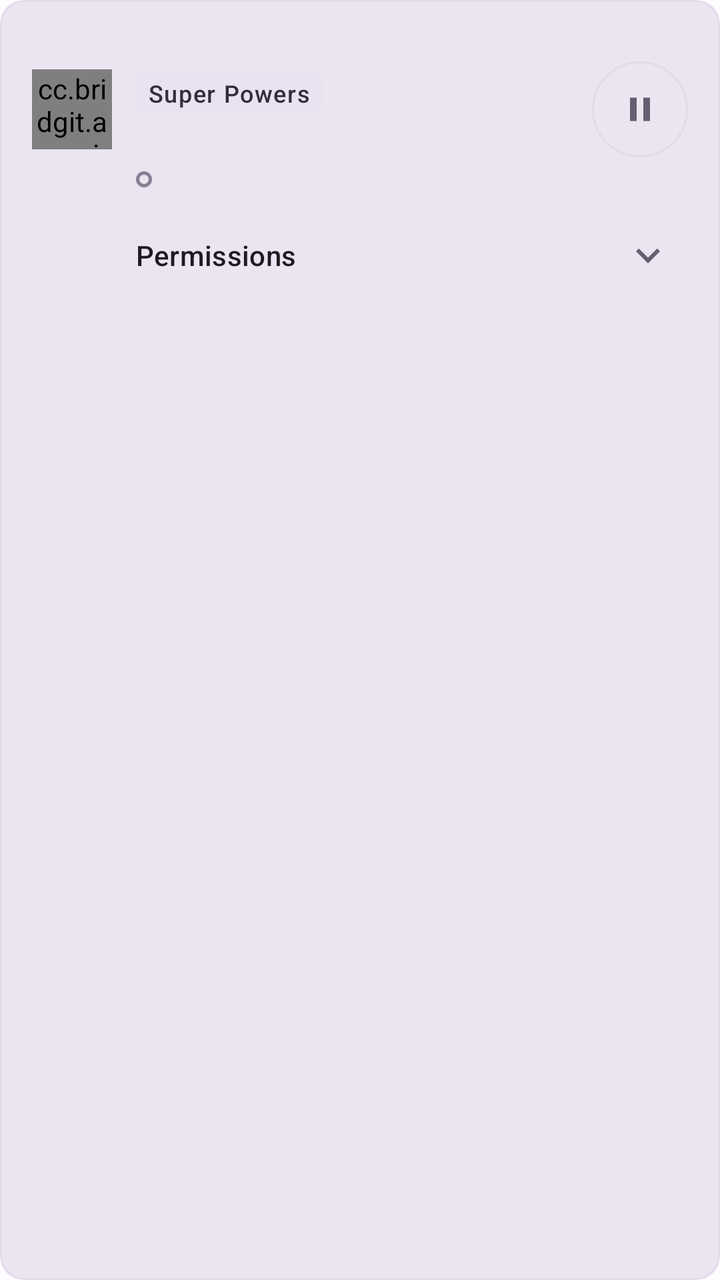
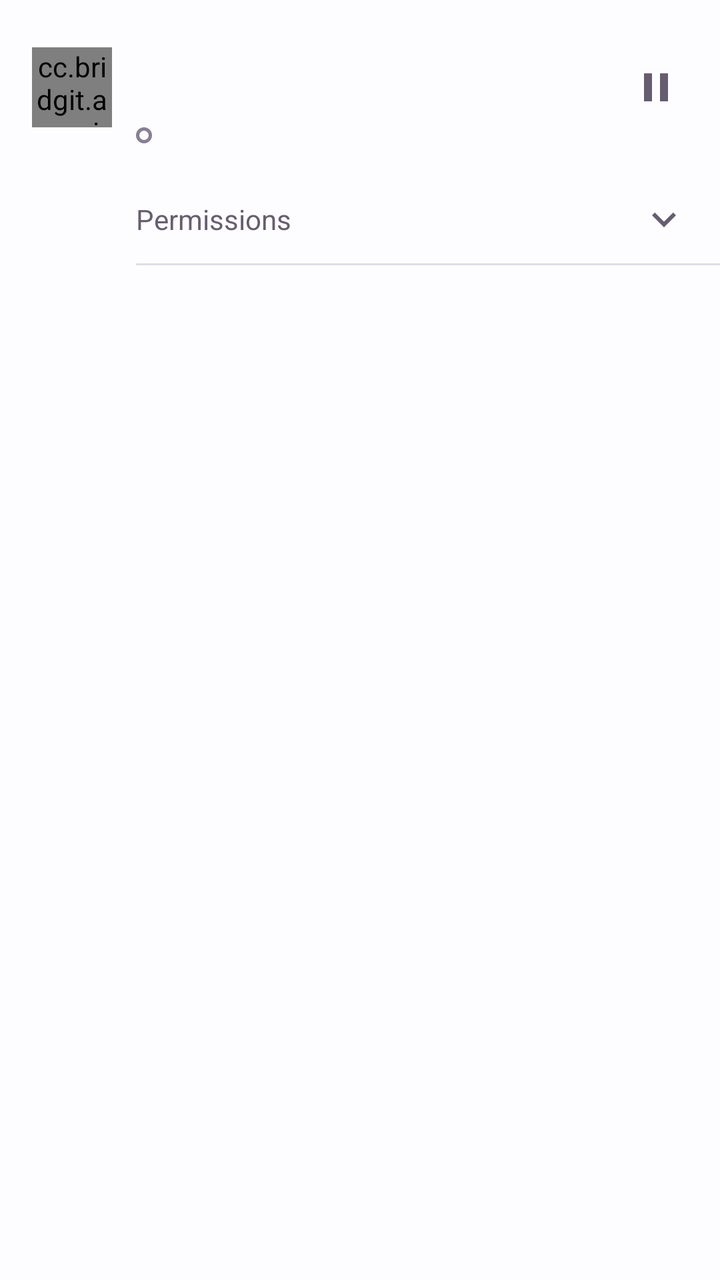

Screens rendered from an Android XML layout before and after an edit, with the pre-edit source and the edit as a unified diff.
<!-- AndroidManifest.xml: application theme Theme.Bridgit -->
<!-- res/layout/agents_row.xml -->
<?xml version="1.0" encoding="utf-8"?>
<com.google.android.material.card.MaterialCardView xmlns:android="http://schemas.android.com/apk/res/android"
    xmlns:app="http://schemas.android.com/apk/res-auto"
    style="@style/Widget.Bridgit.Card"
    android:layout_width="match_parent"
    android:layout_height="wrap_content"
    android:layout_marginTop="8dp"
    android:clickable="true"
    android:focusable="true"
    app:contentPaddingBottom="10dp"
    app:contentPaddingEnd="4dp"
    app:contentPaddingStart="14dp"
    app:contentPaddingTop="10dp"
    app:cardBackgroundColor="?attr/colorSurfaceContainerHigh"
    app:strokeColor="?attr/colorOutlineVariant"
    app:strokeWidth="1dp">

    <LinearLayout
        android:layout_width="match_parent"
        android:layout_height="wrap_content"
        android:orientation="vertical">

        <LinearLayout
            android:layout_width="match_parent"
            android:layout_height="wrap_content"
            android:gravity="center_vertical"
            android:orientation="horizontal">

            <cc.bridgit.app.ui.common.AgentAvatarView
                android:id="@+id/avatar"
                android:layout_width="40dp"
                android:layout_height="40dp"
                android:importantForAccessibility="no" />

            <LinearLayout
                android:id="@+id/info"
                android:layout_width="0dp"
                android:layout_height="wrap_content"
                android:layout_marginStart="12dp"
                android:layout_weight="1"
                android:importantForAccessibility="noHideDescendants"
                android:orientation="vertical">

                <TextView
                    android:id="@+id/name"
                    android:layout_width="match_parent"
                    android:layout_height="wrap_content"
                    android:breakStrategy="simple"
                    android:hyphenationFrequency="none"
                    android:textAppearance="?attr/textAppearanceTitleMedium" />

                <TextView
                    android:id="@+id/developer"
                    style="@style/Widget.Bridgit.MonoChip"
                    android:layout_width="wrap_content"
                    android:layout_height="wrap_content"
                    android:layout_marginTop="2dp"
                    android:layout_marginBottom="2dp"
                    android:background="@drawable/bg_mono_chip"
                    android:backgroundTint="?attr/colorPrimaryContainer"
                    android:fontFamily="sans-serif-medium"
                    android:text="@string/agents_badge_super"
                    android:textAppearance="?attr/textAppearanceLabelSmall"
                    android:textColor="?attr/colorOnPrimaryContainer" />

                <TextView
                    android:id="@+id/connection"
                    android:layout_width="match_parent"
                    android:layout_height="wrap_content"
                    android:textAppearance="?attr/textAppearanceBodySmall"
                    android:textColor="?attr/colorOnSurfaceVariant" />

                <LinearLayout
                    android:layout_width="match_parent"
                    android:layout_height="wrap_content"
                    android:layout_marginTop="3dp"
                    android:orientation="horizontal">

                    <View
                        android:id="@+id/dot"
                        android:layout_width="8dp"
                        android:layout_height="8dp"
                        android:layout_marginTop="5dp"
                        android:layout_marginEnd="6dp"
                        android:background="@drawable/agents_dot_idle" />

                    <TextView
                        android:id="@+id/line2"
                        android:layout_width="0dp"
                        android:layout_height="wrap_content"
                        android:layout_weight="1"
                        android:textAppearance="?attr/textAppearanceBodySmall"
                        android:textColor="?attr/colorOnSurfaceVariant" />
                </LinearLayout>
            </LinearLayout>

            <com.google.android.material.button.MaterialButton
                android:id="@+id/pause"
                style="@style/Widget.Material3.Button.IconButton.Outlined"
                android:layout_width="48dp"
                android:layout_height="48dp"
                android:layout_marginStart="4dp"
                android:insetLeft="0dp"
                android:insetTop="0dp"
                android:insetRight="0dp"
                android:insetBottom="0dp"
                app:icon="@drawable/agents_ic_pause"
                app:iconSize="20dp"
                app:iconTint="?attr/colorOnSurfaceVariant"
                app:strokeColor="?attr/colorOutlineVariant"
                app:iconGravity="textStart"
                app:iconPadding="0dp" />
        </LinearLayout>

        
        <include android:id="@+id/permissions" layout="@layout/permissions_summary_row" />

        <FrameLayout
            android:id="@+id/permissionsPanel"
            android:layout_width="match_parent"
            android:layout_height="wrap_content"
            android:visibility="gone" />
    </LinearLayout>
</com.google.android.material.card.MaterialCardView>
<!-- res/layout/permissions_summary_row.xml (included above) -->
<?xml version="1.0" encoding="utf-8"?>
<LinearLayout xmlns:android="http://schemas.android.com/apk/res/android"
    xmlns:app="http://schemas.android.com/apk/res-auto"
    android:id="@+id/row"
    android:layout_width="match_parent"
    android:layout_height="wrap_content"
    android:layout_marginTop="4dp"
    android:background="?attr/selectableItemBackground"
    android:clickable="true"
    android:focusable="true"
    android:gravity="center_vertical"
    android:minHeight="48dp"
    android:orientation="horizontal"
    android:paddingEnd="8dp">

    <TextView
        android:id="@+id/label"
        android:layout_width="0dp"
        android:layout_height="wrap_content"
        android:layout_marginStart="52dp"
        android:layout_weight="1"
        android:text="@string/agents_section_permissions"
        android:textAppearance="?attr/textAppearanceLabelLarge" />

    <TextView
        android:id="@+id/count"
        android:layout_width="wrap_content"
        android:layout_height="wrap_content"
        android:paddingStart="8dp"
        android:paddingEnd="4dp"
        android:textAppearance="?attr/textAppearanceBodyMedium"
        android:textColor="?attr/colorOnSurfaceVariant" />

    <ImageView
        android:id="@+id/chevron"
        android:layout_width="24dp"
        android:layout_height="24dp"
        android:importantForAccessibility="no"
        android:src="@drawable/interactions_ic_expand"
        app:tint="?attr/colorOnSurfaceVariant" />
</LinearLayout>
<!-- resources referenced by this layout -->
<resources>
  <!-- drawable bg_mono_chip (drawable) -->
  <?xml version="1.0" encoding="utf-8"?>
  <shape xmlns:android="http://schemas.android.com/apk/res/android">
      <solid android:color="?attr/colorSurfaceContainerHigh" />
      <corners android:radius="4dp" />
  </shape>
  <string name="agents_badge_super">Super Powers</string>
  <string name="agents_section_permissions">Permissions</string>
  <style name="Widget.Bridgit.Card" parent="Widget.Material3.CardView.Filled">
          <item name="cardBackgroundColor">?attr/colorSurfaceContainer</item>
          <item name="cardCornerRadius">12dp</item>
          <item name="contentPadding">16dp</item>
      </style>
  <style name="Widget.Bridgit.MonoChip" parent="">
          <item name="android:textAppearance">@style/TextAppearance.Bridgit.Mono</item>
          <item name="android:background">@drawable/bg_mono_chip</item>
          <item name="android:paddingStart">6dp</item>
          <item name="android:paddingEnd">6dp</item>
          <item name="android:paddingTop">2dp</item>
          <item name="android:paddingBottom">2dp</item>
          <item name="android:textColor">?attr/colorOnSurfaceVariant</item>
      </style>
  <style name="TextAppearance.Bridgit.Mono" parent="TextAppearance.Material3.BodySmall">
          <item name="android:fontFamily">monospace</item>
          <item name="fontFamily">monospace</item>
          <item name="android:textSize">12sp</item>
      </style>
  <color name="b_primary">#6D587E</color>
  <color name="b_on_primary">#FFFFFF</color>
  <color name="b_primary_container">#E9E2F0</color>
  <color name="b_on_primary_container">#332C3D</color>
  <color name="b_secondary">#83501E</color>
  <color name="b_on_secondary">#FFFFFF</color>
  <color name="b_secondary_container">#FBEFDF</color>
  <color name="b_on_secondary_container">#5E3715</color>
  <color name="b_surface">#FDFCFE</color>
  <color name="b_on_surface">#332C3D</color>
  <color name="b_surface_container">#F1EEF6</color>
  <color name="b_surface_container_high">#EAE5F0</color>
  <color name="b_surface_container_highest">#E2DCE9</color>
  <color name="b_surface_container_low">#F7F4FA</color>
  <color name="b_surface_container_lowest">#FFFFFF</color>
  <color name="b_on_surface_variant">#675D71</color>
  <color name="b_outline">#897E94</color>
  <color name="b_outline_variant">#E2DCE9</color>
  <color name="b_error">#A52D48</color>
  <color name="b_on_error">#FFFFFF</color>
  <color name="b_error_container">#F9E9ED</color>
  <color name="b_on_error_container">#5F1631</color>
  <color name="b_success">#16834A</color>
  <color name="b_success_container">#E6F3EB</color>
  <color name="b_on_success_container">#164D31</color>
  <color name="b_warning">#83501E</color>
  <style name="ShapeAppearance.Bridgit.Small" parent="ShapeAppearance.Material3.Corner.Small"><item name="cornerSize">8dp</item></style>
  <style name="ShapeAppearance.Bridgit.Medium" parent="ShapeAppearance.Material3.Corner.Medium"><item name="cornerSize">12dp</item></style>
  <style name="ShapeAppearance.Bridgit.Large" parent="ShapeAppearance.Material3.Corner.Large"><item name="cornerSize">16dp</item></style>
  <style name="TextAppearance.Bridgit.BodyLarge" parent="TextAppearance.Material3.BodyLarge"><item name="android:textSize">16sp</item></style>
  <style name="TextAppearance.Bridgit.BodySmall" parent="TextAppearance.Material3.BodySmall"><item name="android:textSize">14sp</item></style>
  <style name="TextAppearance.Bridgit.Label" parent="TextAppearance.Material3.LabelLarge"><item name="android:textSize">14sp</item></style>
  <style name="TextAppearance.Bridgit.Supporting" parent="TextAppearance.Material3.LabelSmall"><item name="android:textSize">12sp</item></style>
  <style name="TextAppearance.Bridgit.TitleLarge" parent="TextAppearance.Material3.TitleLarge"><item name="android:textSize">24sp</item></style>
  <style name="TextAppearance.Bridgit.TitleSmall" parent="TextAppearance.Material3.TitleSmall"><item name="android:textSize">16sp</item></style>
  <!-- unchanged entries left out for length: 11 -->
</resources>

<!-- the commit's change to res/layout/agents_row.xml (unified diff, before → after) -->
@@ -1,127 +1,104 @@
 <?xml version="1.0" encoding="utf-8"?>
-<com.google.android.material.card.MaterialCardView xmlns:android="http://schemas.android.com/apk/res/android"
+<LinearLayout xmlns:android="http://schemas.android.com/apk/res/android"
     xmlns:app="http://schemas.android.com/apk/res-auto"
-    style="@style/Widget.Bridgit.Card"
     android:layout_width="match_parent"
     android:layout_height="wrap_content"
-    android:layout_marginTop="8dp"
+    android:background="?attr/selectableItemBackground"
     android:clickable="true"
     android:focusable="true"
-    app:contentPaddingBottom="10dp"
-    app:contentPaddingEnd="4dp"
-    app:contentPaddingStart="14dp"
-    app:contentPaddingTop="10dp"
-    app:cardBackgroundColor="?attr/colorSurfaceContainerHigh"
-    app:strokeColor="?attr/colorOutlineVariant"
-    app:strokeWidth="1dp">
+    android:orientation="vertical">
 
     <LinearLayout
         android:layout_width="match_parent"
         android:layout_height="wrap_content"
-        android:orientation="vertical">
+        android:gravity="center_vertical"
+        android:minHeight="64dp"
+        android:orientation="horizontal"
+        android:paddingStart="16dp"
+        android:paddingTop="12dp"
+        android:paddingEnd="8dp"
+        android:paddingBottom="12dp">
+
+        <cc.bridgit.app.ui.common.AgentAvatarView
+            android:id="@+id/avatar"
+            android:layout_width="40dp"
+            android:layout_height="40dp"
+            android:importantForAccessibility="no" />
 
         <LinearLayout
-            android:layout_width="match_parent"
+            android:id="@+id/info"
+            android:layout_width="0dp"
             android:layout_height="wrap_content"
-            android:gravity="center_vertical"
-            android:orientation="horizontal">
+            android:layout_marginStart="12dp"
+            android:layout_weight="1"
+            android:importantForAccessibility="noHideDescendants"
+            android:orientation="vertical">
 
-            <cc.bridgit.app.ui.common.AgentAvatarView
-                android:id="@+id/avatar"
-                android:layout_width="40dp"
-                android:layout_height="40dp"
-                android:importantForAccessibility="no" />
+            <TextView
+                android:id="@+id/name"
+                style="@style/Widget.Bridgit.AppletTitle"
+                android:breakStrategy="simple"
+                android:hyphenationFrequency="none" />
+
+            <TextView
+                android:id="@+id/connection"
+                style="@style/Widget.Bridgit.AppletSecondary" />
 
             <LinearLayout
-                android:id="@+id/info"
-                android:layout_width="0dp"
+                android:layout_width="match_parent"
                 android:layout_height="wrap_content"
-                android:layout_marginStart="12dp"
-                android:layout_weight="1"
-                android:importantForAccessibility="noHideDescendants"
-                android:orientation="vertical">
+                android:layout_marginTop="2dp"
+                android:orientation="horizontal">
+
+                <View
+                    android:id="@+id/dot"
+                    android:layout_width="8dp"
+                    android:layout_height="8dp"
+                    android:layout_marginTop="7dp"
+                    android:layout_marginEnd="6dp"
+                    android:background="@drawable/agents_dot_idle" />
 
                 <TextView
-                    android:id="@+id/name"
-                    android:layout_width="match_parent"
-                    android:layout_height="wrap_content"
-                    android:breakStrategy="simple"
-                    android:hyphenationFrequency="none"
-                    android:textAppearance="?attr/textAppearanceTitleMedium" />
-
-                <TextView
-                    android:id="@+id/developer"
-                    style="@style/Widget.Bridgit.MonoChip"
-                    android:layout_width="wrap_content"
-                    android:layout_height="wrap_content"
-                    android:layout_marginTop="2dp"
-                    android:layout_marginBottom="2dp"
-                    android:background="@drawable/bg_mono_chip"
-                    android:backgroundTint="?attr/colorPrimaryContainer"
-                    android:fontFamily="sans-serif-medium"
-                    android:text="@string/agents_badge_super"
-                    android:textAppearance="?attr/textAppearanceLabelSmall"
-                    android:textColor="?attr/colorOnPrimaryContainer" />
-
-                <TextView
-                    android:id="@+id/connection"
-                    android:layout_width="match_parent"
-                    android:layout_height="wrap_content"
-                    android:textAppearance="?attr/textAppearanceBodySmall"
-                    android:textColor="?attr/colorOnSurfaceVariant" />
-
-                <LinearLayout
-                    android:layout_width="match_parent"
-                    android:layout_height="wrap_content"
-                    android:layout_marginTop="3dp"
-                    android:orientation="horizontal">
-
-                    <View
-                        android:id="@+id/dot"
-                        android:layout_width="8dp"
-                        android:layout_height="8dp"
-                        android:layout_marginTop="5dp"
-                        android:layout_marginEnd="6dp"
-                        android:background="@drawable/agents_dot_idle" />
-
-                    <TextView
-                        android:id="@+id/line2"
-                        android:layout_width="0dp"
-                        android:layout_height="wrap_content"
-                        android:layout_weight="1"
-                        android:textAppearance="?attr/textAppearanceBodySmall"
-                        android:textColor="?attr/colorOnSurfaceVariant" />
-                </LinearLayout>
+                    android:id="@+id/line2"
+                    style="@style/Widget.Bridgit.AppletSecondary"
+                    android:layout_width="0dp"
+                    android:layout_marginTop="0dp"
+                    android:layout_weight="1" />
             </LinearLayout>
-
-            <com.google.android.material.button.MaterialButton
-                android:id="@+id/pause"
-                style="@style/Widget.Material3.Button.IconButton.Outlined"
-                android:layout_width="48dp"
-                android:layout_height="48dp"
-                android:layout_marginStart="4dp"
-                android:insetLeft="0dp"
-                android:insetTop="0dp"
-                android:insetRight="0dp"
-                android:insetBottom="0dp"
-                app:icon="@drawable/agents_ic_pause"
-                app:iconSize="20dp"
-                app:iconTint="?attr/colorOnSurfaceVariant"
-                app:strokeColor="?attr/colorOutlineVariant"
-                app:iconGravity="textStart"
-                app:iconPadding="0dp" />
         </LinearLayout>
 
-        
-        <include android:id="@+id/permissions" layout="@layout/permissions_summary_row" />
+        <com.google.android.material.button.MaterialButton
+            android:id="@+id/pause"
+            style="@style/Widget.Material3.Button.IconButton"
+            android:layout_width="48dp"
+            android:layout_height="48dp"
+            android:layout_marginStart="4dp"
+            android:insetLeft="0dp"
+            android:insetTop="0dp"
+            android:insetRight="0dp"
+            android:insetBottom="0dp"
+            app:icon="@drawable/agents_ic_pause"
+            app:iconGravity="textStart"
+            app:iconPadding="0dp"
+            app:iconSize="24dp"
+            app:iconTint="?attr/colorOnSurfaceVariant" />
+    </LinearLayout>
 
-        <FrameLayout
-            android:id="@+id/permissionsPanel"
-            android:layout_width="match_parent"
-            android:layout_height="wrap_content"
-            android:visibility="gone" />
-    </LinearLayout>
-</com.google.android.material.card.MaterialCardView>
+    
+    <include android:id="@+id/permissions" layout="@layout/permissions_summary_row" />
+
+    <FrameLayout
+        android:id="@+id/permissionsPanel"
+        android:layout_width="match_parent"
+        android:layout_height="wrap_content"
+        android:visibility="gone" />
+
+    <View
+        android:layout_width="match_parent"
+        android:layout_height="1dp"
+        android:layout_marginStart="68dp"
+        android:background="?attr/colorOutlineVariant" />
+</LinearLayout>
 <!-- res/layout/permissions_summary_row.xml (included above) -->
 <?xml version="1.0" encoding="utf-8"?>
 <LinearLayout xmlns:android="http://schemas.android.com/apk/res/android"
@@ -129,23 +106,23 @@
     android:id="@+id/row"
     android:layout_width="match_parent"
     android:layout_height="wrap_content"
-    android:layout_marginTop="4dp"
-    android:background="?attr/selectableItemBackground"
+        android:background="?attr/selectableItemBackground"
     android:clickable="true"
     android:focusable="true"
     android:gravity="center_vertical"
-    android:minHeight="48dp"
+    android:minHeight="44dp"
     android:orientation="horizontal"
-    android:paddingEnd="8dp">
+    android:paddingEnd="16dp">
 
     <TextView
         android:id="@+id/label"
         android:layout_width="0dp"
         android:layout_height="wrap_content"
-        android:layout_marginStart="52dp"
+        android:layout_marginStart="68dp"
         android:layout_weight="1"
         android:text="@string/agents_section_permissions"
-        android:textAppearance="?attr/textAppearanceLabelLarge" />
+        android:textColor="?attr/colorOnSurfaceVariant"
+        android:textSize="14sp" />
 
     <TextView
         android:id="@+id/count"
<!-- resource entries referenced after the edit -->
@@ -1,31 +1,19 @@
 <!-- resources referenced by this layout -->
 <resources>
-  <!-- drawable bg_mono_chip (drawable) -->
-  <?xml version="1.0" encoding="utf-8"?>
-  <shape xmlns:android="http://schemas.android.com/apk/res/android">
-      <solid android:color="?attr/colorSurfaceContainerHigh" />
-      <corners android:radius="4dp" />
-  </shape>
-  <string name="agents_badge_super">Super Powers</string>
   <string name="agents_section_permissions">Permissions</string>
-  <style name="Widget.Bridgit.Card" parent="Widget.Material3.CardView.Filled">
-          <item name="cardBackgroundColor">?attr/colorSurfaceContainer</item>
-          <item name="cardCornerRadius">12dp</item>
-          <item name="contentPadding">16dp</item>
-      </style>
-  <style name="Widget.Bridgit.MonoChip" parent="">
-          <item name="android:textAppearance">@style/TextAppearance.Bridgit.Mono</item>
-          <item name="android:background">@drawable/bg_mono_chip</item>
-          <item name="android:paddingStart">6dp</item>
-          <item name="android:paddingEnd">6dp</item>
-          <item name="android:paddingTop">2dp</item>
-          <item name="android:paddingBottom">2dp</item>
+  <style name="Widget.Bridgit.AppletSecondary" parent="">
+          <item name="android:layout_width">match_parent</item>
+          <item name="android:layout_height">wrap_content</item>
+          <item name="android:layout_marginTop">2dp</item>
+          <item name="android:textSize">14sp</item>
           <item name="android:textColor">?attr/colorOnSurfaceVariant</item>
       </style>
-  <style name="TextAppearance.Bridgit.Mono" parent="TextAppearance.Material3.BodySmall">
-          <item name="android:fontFamily">monospace</item>
-          <item name="fontFamily">monospace</item>
-          <item name="android:textSize">12sp</item>
+  <style name="Widget.Bridgit.AppletTitle" parent="">
+          <item name="android:layout_width">match_parent</item>
+          <item name="android:layout_height">wrap_content</item>
+          <item name="android:textSize">16sp</item>
+          <item name="android:fontFamily">sans-serif-medium</item>
+          <item name="android:textColor">?attr/colorOnSurface</item>
       </style>
   <color name="b_primary">#6D587E</color>
   <color name="b_on_primary">#FFFFFF</color>
